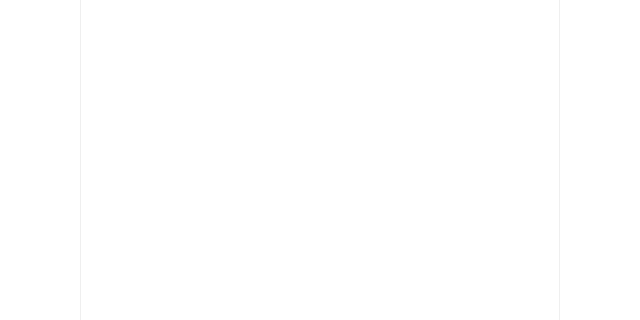
Old version of the form mainwindow.ui in the repository technicallyerik/WIRK; both pictures show x 0 to 640 and y 0 to 320 of the 640 by 480 pixel window.
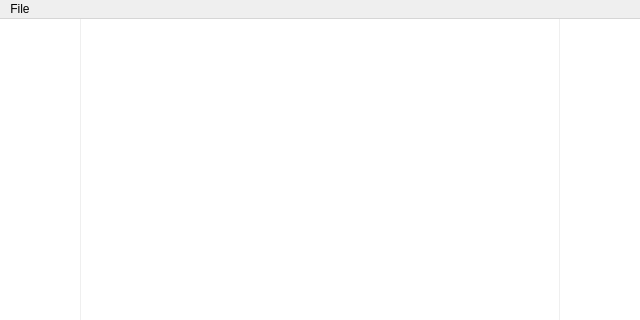
New version of the form.

Commit message: Created the UI for the preferences window

Patch:
```diff
--- a/mainwindow.ui
+++ b/mainwindow.ui
@@ -126,9 +126,16 @@
      <x>0</x>
      <y>0</y>
      <width>640</width>
-     <height>21</height>
+     <height>22</height>
     </rect>
    </property>
+   <widget class="QMenu" name="menuFile">
+    <property name="title">
+     <string>File</string>
+    </property>
+    <addaction name="actionPreferences"/>
+   </widget>
+   <addaction name="menuFile"/>
   </widget>
  </widget>
  <layoutdefault spacing="6" margin="11"/>
```
Left out of the diff: 5 changed lines with no effect on the pictures. The commit also changes 6 other files.
